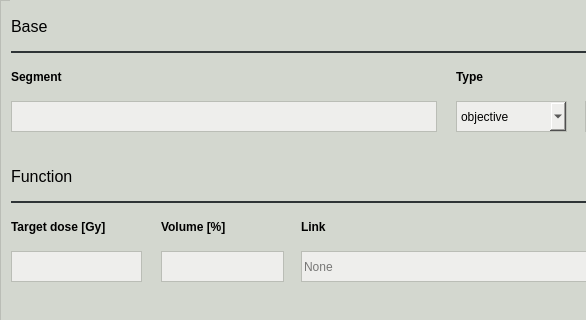
This is pyanno4rt/gui/designs/components/maximum_dvh_window.ui in pyanno4rt/pyanno4rt as Qt 5 draws it before an edit; both pictures show x 0 to 586 and y 0 to 320 of the 720 by 431 pixel window. The edited form follows.
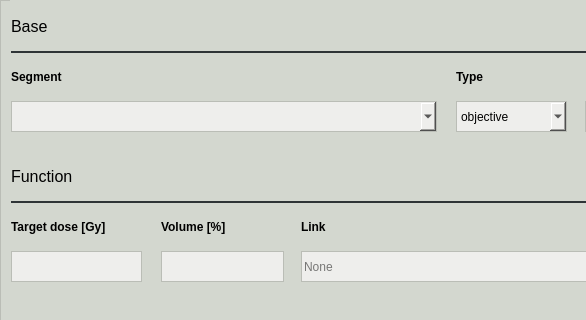
This is the edited form.

Commit message: Added status bar to GUI, added automatic loading of segment names, adapted segment input fields, recompiled component windows

The edit to the form file:
```diff
--- a/pyanno4rt/gui/designs/components/maximum_dvh_window.ui
+++ b/pyanno4rt/gui/designs/components/maximum_dvh_window.ui
@@ -58,7 +58,7 @@
      <property name="geometry">
       <rect>
        <x>0</x>
-       <y>-56</y>
+       <y>0</y>
        <width>690</width>
        <height>681</height>
       </rect>
@@ -205,22 +205,6 @@
        <string notr="true">border-color: rgb(46, 52, 54);</string>
       </property>
      </widget>
-     <widget class="QLineEdit" name="segment_ledit">
-      <property name="geometry">
-       <rect>
-        <x>0</x>
-        <y>100</y>
-        <width>426</width>
-        <height>31</height>
-       </rect>
-      </property>
-      <property name="styleSheet">
-       <string notr="true">color: rgb(0, 0, 0);
-background-color: rgb(238, 238, 236);
-border: 1px solid;
-border-color: rgb(186, 189, 182);</string>
-      </property>
-     </widget>
      <widget class="QLabel" name="type_label">
       <property name="geometry">
        <rect>
@@ -767,6 +751,28 @@
        <string>Volume [%]</string>
       </property>
      </widget>
+     <widget class="QComboBox" name="segment_cbox">
+      <property name="geometry">
+       <rect>
+        <x>0</x>
+        <y>100</y>
+        <width>426</width>
+        <height>31</height>
+       </rect>
+      </property>
+      <property name="cursor">
+       <cursorShape>PointingHandCursor</cursorShape>
+      </property>
+      <property name="styleSheet">
+       <string notr="true">color: rgb(0, 0, 0);
+background-color: rgb(238, 238, 236);
+border: 1px solid;
+border-color: rgb(186, 189, 182);</string>
+      </property>
+      <property name="currentIndex">
+       <number>-1</number>
+      </property>
+     </widget>
     </widget>
    </widget>
   </widget>
```
The commit also changes 82 other files.
